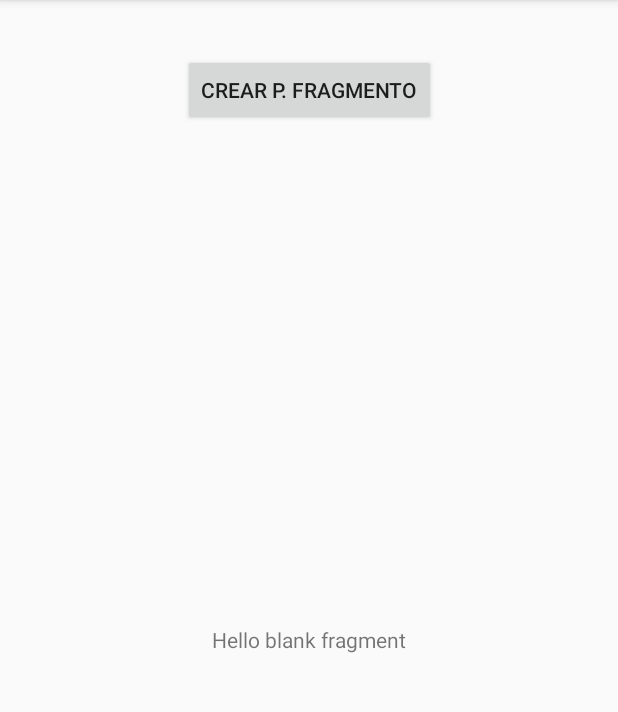
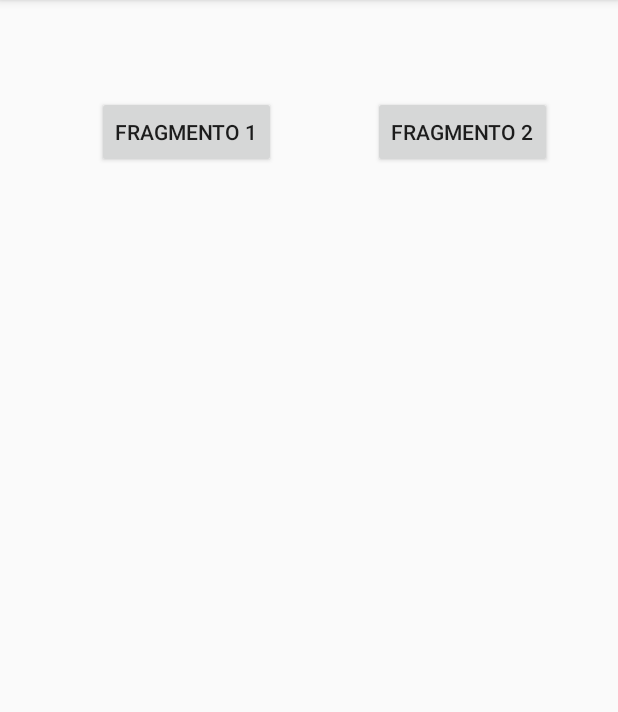
Before and after one commit to 2018-B-GR2-AplicacionesMoviles/dutan-salas-jossue-andres, an Android app: the FragmentoActivity screen opened directly, with no data from a screen before it, on a phone screen of 412 x 824 dp, the part 84-796 px from its top. Run offline under Robolectric (Android 15) with nearby library versions, the phone set to English and light mode, and no system bars.

Commit message:
2 fragmentos, inicio sqlite

```diff
--- a/02-Android/app/src/main/res/layout/activity_fragmento.xml
+++ b/02-Android/app/src/main/res/layout/activity_fragmento.xml
@@ -7,21 +7,29 @@
         android:layout_height="match_parent"
         tools:context=".FragmentoActivity">
 
-    <fragment
+    <Button
+            android:text="Fragmento 2"
             android:layout_width="wrap_content"
-            android:layout_height="wrap_content" android:name="com.example.jossue.a2018bmovilesgr2.PrimerFragmento"
-            android:id="@+id/fragment_primero"
-            app:layout_constraintEnd_toEndOf="parent"
-            android:layout_marginEnd="8dp" app:layout_constraintStart_toStartOf="parent"
-            android:layout_marginStart="8dp" android:layout_marginBottom="8dp"
-            app:layout_constraintBottom_toBottomOf="parent"
-            android:layout_marginTop="8dp" app:layout_constraintTop_toBottomOf="@+id/button_crear_primer_fragmento"/>
+            android:layout_height="wrap_content"
+            android:id="@+id/button_crear_segundo_fragmento"
+            android:layout_marginTop="64dp" app:layout_constraintTop_toTopOf="parent"
+            app:layout_constraintEnd_toEndOf="parent" android:layout_marginEnd="44dp"/>
     <Button
-            android:text="Crear P. Fragmento"
+            android:text="Fragmento 1"
             android:layout_width="wrap_content"
             android:layout_height="wrap_content"
             android:id="@+id/button_crear_primer_fragmento"
             app:layout_constraintStart_toStartOf="parent"
-            android:layout_marginStart="8dp" android:layout_marginTop="36dp" app:layout_constraintTop_toTopOf="parent"
-            app:layout_constraintEnd_toEndOf="parent" android:layout_marginEnd="8dp"/>
+            android:layout_marginStart="8dp" android:layout_marginTop="64dp" app:layout_constraintTop_toTopOf="parent"
+            app:layout_constraintEnd_toStartOf="@+id/button_crear_segundo_fragmento" android:layout_marginEnd="8dp"/>
+    <RelativeLayout
+            android:layout_width="368dp"
+            android:layout_height="383dp" android:layout_marginTop="8dp"
+            app:layout_constraintTop_toBottomOf="@+id/button_crear_segundo_fragmento"
+            app:layout_constraintStart_toStartOf="parent" android:layout_marginStart="8dp"
+            app:layout_constraintBottom_toBottomOf="parent" android:layout_marginBottom="8dp"
+            app:layout_constraintEnd_toEndOf="parent" android:layout_marginEnd="8dp"
+            android:id="@+id/relative_layout_fragmentos">
+
+    </RelativeLayout>
 </android.support.constraint.ConstraintLayout>
```
Also changed, not shown: 02-Android/app/src/main/java/com/example/jossue/a2018bmovilesgr2/FragmentoActivity.kt (+35 -3 lines), 02-Android/app/src/main/java/com/example/jossue/a2018bmovilesgr2/PrimerFragmento.kt (+20 -0 lines), 02-Android/app/src/main/java/com/example/jossue/a2018bmovilesgr2/SegundoFragment.kt (added, +43 -0 lines), 02-Android/app/src/main/java/com/example/jossue/a2018bmovilesgr2/SqliteHelper.kt (added, +149 -0 lines), 02-Android/app/src/main/res/layout/fragment_primer_fragmento.xml (+34 -0 lines), 02-Android/app/src/main/res/layout/fragment_segundo.xml (added, +16 -0 lines).
